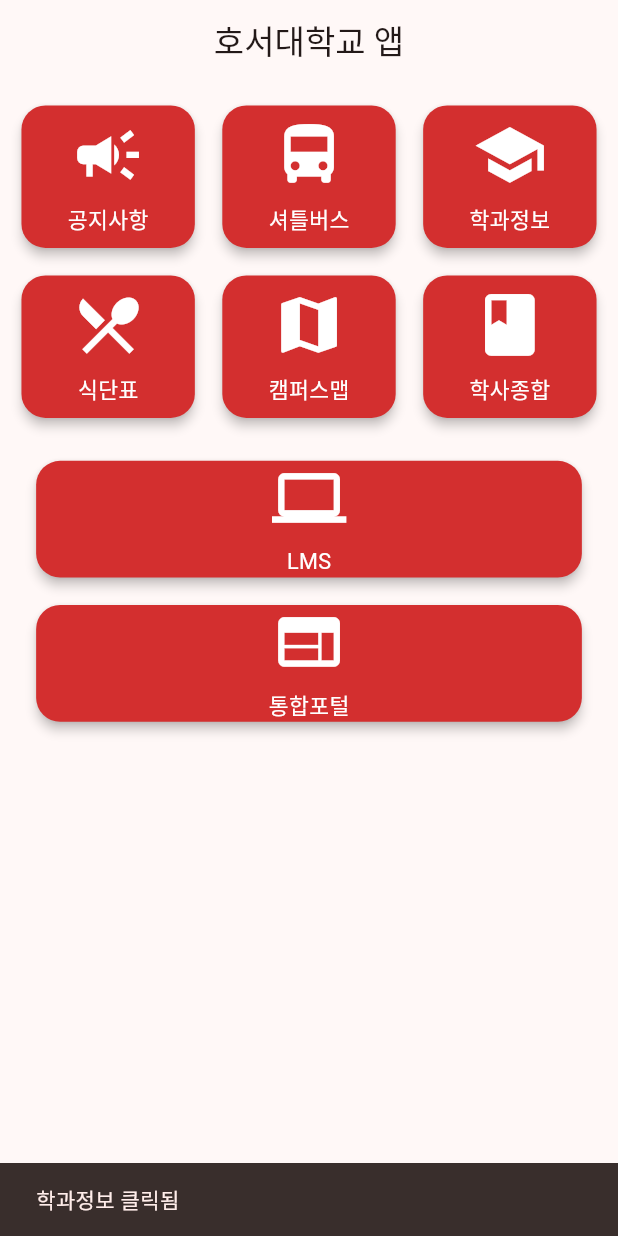
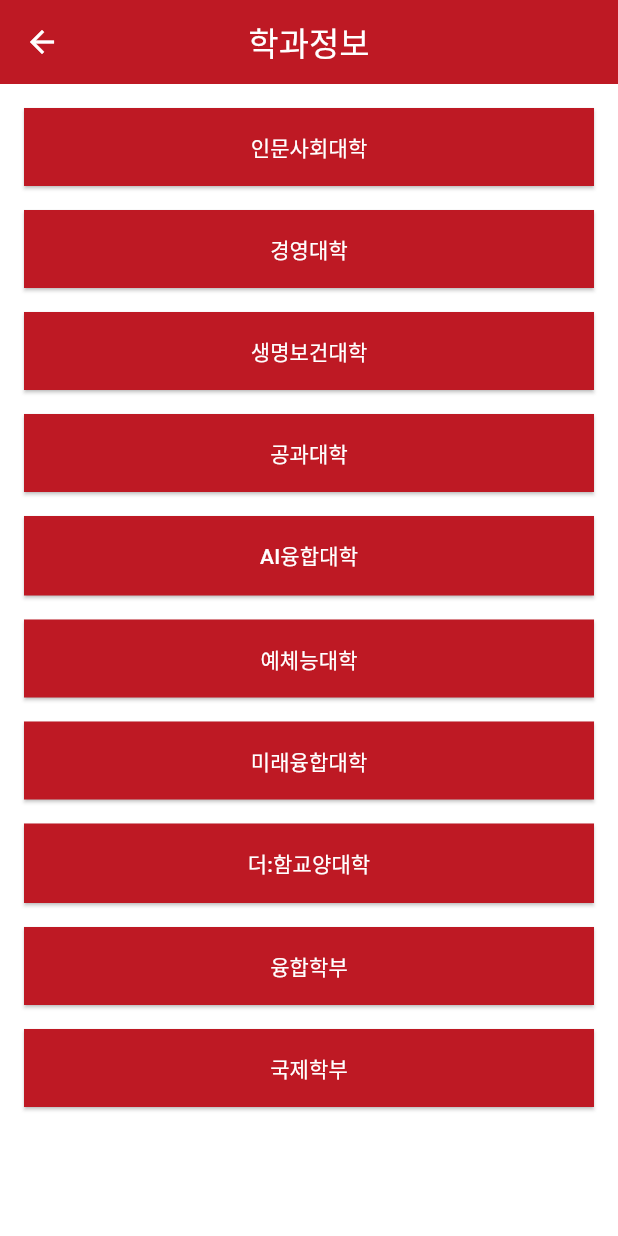
Before and after one commit to Runedia/hoseo_m_client, a Flutter app: the screen it shows after launch, after a tap on "학과정보", on a phone screen of 412 x 824 dp. Run offline on Flutter 3.47's test engine with Material 3 defaults, Android fonts, the phone set to English and light mode, and no system bars.

Commit message:
각자 개발한 스크린 병합

```diff
--- /dev/null
+++ b/lib/department_screen.dart
@@ -0,0 +1,172 @@
+import 'package:flutter/material.dart';
+
+class DepartmentPage extends StatefulWidget {
+  const DepartmentPage({super.key});
+
+  @override
+  State<DepartmentPage> createState() => _DepartmentPageState();
+}
+
+class _DepartmentPageState extends State<DepartmentPage> {
+  final Map<String, List<String>> departments = {
+    '인문사회대학': [
+      '기독교학과', '한국언어문화학과', '영어영문학과', '중국학과', '법경찰행정학과',
+      '사회복지학과', '청소년문화상담학과', '유아교육과', '항공서비스학과', '산업심리학과',
+      '미디어커뮤니케이션학과'
+    ],
+    '경영대학': ['글로벌통상학과', '경영학부', '디지털금융경영학과', '디지털기술경영학과'],
+    '생명보건대학': [
+      '식품공학과', '제약공학과', '화장품과학과', '생명공학과', '화장품생명공학부',
+      '식품영양학과', '물리치료학과', '임상병리학과', '동물보건복지학과'
+    ],
+    '공과대학': [
+      '전기공학과', '시스템제어공학과', '기계공학과', '미래자동차공학과', '화학공학과',
+      '안전공학과', '소방방재학과', '건축학과(5년제)', '건축토목공학부', '환경공학과',
+      '정보통신공학부', '자동차 ICT공학과', '신소재공학과', '전자재료공학과'
+    ],
+    'AI융합대학': [
+      '빅데이터AI학부', '컴퓨터공학부', '게임소프트웨어학과',
+      '지능로봇학과', '전자공학과', '반도체 공학과'
+    ],
+    '예체능대학': [
+      '사회체육학과', '골프산업학과', '디자인스쿨(2025학년도 신입생 기준)',
+      '시각디자인학과', '산업디자인학과', '디지털프로덕트디자인학과',
+      '실내디자인학과', '문화영상학부', '애니메이션학과', '공연예술학부'
+    ],
+    '미래융합대학': [
+      '사회복지상담학과', '스마트경영학과', '산업안전공학과', '기계반도체공학과',
+      '안전공학과(신입 모집중지, 편입모집)', '기계ICT공학과(신입 모집중지, 편입모집)'
+    ],
+    '더:함교양대학': ['창의교양학부', '혁신융합학부'],
+    '융합학부': ['교수소개', '연계전공', '융합트랙', '마이크로디그리', 'DSC 공유대학', '융합전공'],
+    '국제학부': ['학부소개', '학사학위', '전공트랙', '교수소개'],
+  };
+
+  String? expandedCollege;
+  String? selectedDepartment;
+
+  @override
+  Widget build(BuildContext context) {
+    return Scaffold(
+      appBar: AppBar(
+        title: const Text('학과정보', style: TextStyle(color: Colors.white)),
+        backgroundColor: const Color(0xFFBE1924),
+        elevation: 0,
+        centerTitle: true,
+        iconTheme: const IconThemeData(color: Colors.white),
+      ),
+      body: Padding(
+        padding: const EdgeInsets.all(16.0),
+        child: selectedDepartment == null
+            ? _buildCollegeList()
+            : _buildDepartmentDetail(),
+      ),
+    );
+  }
+
+  Widget _buildCollegeList() {
+    return ListView(
+      children: departments.entries.map((entry) {
+        final college = entry.key;
+        final deptList = entry.value;
+
+        return Column(
+          crossAxisAlignment: CrossAxisAlignment.stretch,
+          children: [
+            ElevatedButton(
+              style: ElevatedButton.styleFrom(
+                backgroundColor: const Color(0xFFBE1924),
+                padding: const EdgeInsets.symmetric(vertical: 16),
+                shape: RoundedRectangleBorder(borderRadius: BorderRadius.zero),
+              ),
+              onPressed: () {
+                setState(() {
+                  expandedCollege = expandedCollege == college ? null : college;
+                });
+              },
+              child: Text(college, style: const TextStyle(color: Colors.white)),
+            ),
+            const SizedBox(height: 4),
+            if (expandedCollege == college)
+              ...deptList.map((department) => Container(
+                margin: const EdgeInsets.only(bottom: 8),
+                child: OutlinedButton(
+                  style: OutlinedButton.styleFrom(
+                    side: const BorderSide(color: Color(0xFFBE1924)),
+                    padding: const EdgeInsets.symmetric(vertical: 16),
+                    shape: RoundedRectangleBorder(
+                      borderRadius: BorderRadius.zero,
+                    ),
+                  ),
+                  onPressed: () {
+                    setState(() {
+                      selectedDepartment = department;
+                    });
+                  },
+                  child: Text(department,
+                      style: const TextStyle(color: Colors.black)),
+                ),
+              )),
+            const SizedBox(height: 12),
+          ],
+        );
+      }).toList(),
+    );
+  }
+
+  Widget _buildDepartmentDetail() {
+    return Column(
+      crossAxisAlignment: CrossAxisAlignment.stretch,
+      children: [
+        OutlinedButton(
+          onPressed: () {},
+          style: OutlinedButton.styleFrom(
+            side: const BorderSide(color: Color(0xFFBE1924)),
+            shape: RoundedRectangleBorder(
+              borderRadius: BorderRadius.zero,
+            ),
+          ),
+          child: Text(selectedDepartment ?? '',
+              style: const TextStyle(color: Colors.black)),
+        ),
+        Container(
+          margin: const EdgeInsets.symmetric(vertical: 16),
+          padding: const EdgeInsets.all(32),
+          decoration: BoxDecoration(
+            border: Border.all(color: const Color(0xFFBE1924)),
+          ),
+          child: const Center(child: Text('학과 대표 이미지')),
+        ),
+        _infoBox('위치 | 대표번호'),
+        _infoBox('학과 설명'),
+        _infoBox('기타 이어지는 설명...'),
+        const SizedBox(height: 20),
+        ElevatedButton(
+          onPressed: () {
+            setState(() {
+              selectedDepartment = null;
+            });
+          },
+          style: ElevatedButton.styleFrom(
+            backgroundColor: const Color(0xFFBE1924),
+            shape: RoundedRectangleBorder(
+              borderRadius: BorderRadius.zero,
+            ),
+          ),
+          child: const Text('뒤로가기', style: TextStyle(color: Colors.white)),
+        ),
+      ],
+    );
+  }
+
+  Widget _infoBox(String text) {
+    return Container(
+      margin: const EdgeInsets.only(bottom: 12),
+      padding: const EdgeInsets.all(12),
+      decoration: BoxDecoration(
+        border: Border.all(color: const Color(0xFFBE1924)),
+      ),
+      child: Text(text),
+    );
+  }
+}
--- a/lib/main.dart
+++ b/lib/main.dart
@@ -2,23 +2,41 @@
 import 'notice_screen.dart';
 import 'shuttle_screen.dart';
 import 'shuttle_select_screen.dart';
+import 'settings_screen.dart';
+import 'academic_home_screen.dart';
+import 'department_screen.dart';
+import 'meal_screen.dart'; // ✅ 식단표 연결
+
+import 'app_themes.dart';
 
 void main() {
   runApp(const MyApp());
 }
 
-class MyApp extends StatelessWidget {
+class MyApp extends StatefulWidget {
+  const MyApp({super.key});
 
-  const MyApp({super.key});
+  static _MyAppState? of(BuildContext context) =>
+      context.findAncestorStateOfType<_MyAppState>();
+
+  @override
+  State<MyApp> createState() => _MyAppState();
+}
+
+class _MyAppState extends State<MyApp> {
+  ThemeData _currentTheme = AppThemes.themes['Default']!;
+
+  void updateTheme(String themeName) {
+    setState(() {
+      _currentTheme = AppThemes.themes[themeName] ?? _currentTheme;
+    });
+  }
 
   @override
   Widget build(BuildContext context) {
     return MaterialApp(
       title: '호서대학교 공지앱1',
-      theme: ThemeData(
-        colorScheme: ColorScheme.fromSeed(seedColor: Colors.red),
-        useMaterial3: true,
-      ),
+      theme: _currentTheme,
       home: const HomeScreen(),
       debugShowCheckedModeBanner: false,
     );
@@ -51,8 +69,21 @@
 
     return Scaffold(
       appBar: AppBar(
+        backgroundColor: const Color(0xFFBE1924),
+        foregroundColor: Colors.white,
         title: const Text("호서대학교 앱"),
         centerTitle: true,
+        actions: [
+          IconButton(
+            icon: const Icon(Icons.settings),
+            onPressed: () {
+              Navigator.push(
+                context,
+                MaterialPageRoute(builder: (_) => const SettingsScreen()),
+              );
+            },
+          ),
+        ],
       ),
       body: SingleChildScrollView(
         child: Padding(
@@ -107,6 +138,21 @@
               context,
               MaterialPageRoute(builder: (_) => const ShuttleSelectScreen()),
             );
+          } else if (item.title == "학사종합") {
+            Navigator.push(
+              context,
+              MaterialPageRoute(builder: (_) => AcademicHomePage()),
+            );
+          } else if (item.title == "학과정보") {
+            Navigator.push(
+              context,
+              MaterialPageRoute(builder: (_) => const DepartmentPage()),
+            );
+          } else if (item.title == "식단표") {
+            Navigator.push(
+              context,
+              MaterialPageRoute(builder: (_) => const MealPage()), // ✅ 식단표 연결
+            );
           } else {
             ScaffoldMessenger.of(context).showSnackBar(
               SnackBar(content: Text('${item.title} 클릭됨')),
--- a/lib/new_dart/academic_home_screen.dart
+++ /dev/null
@@ -1,176 +0,0 @@
-import 'package:flutter/material.dart';
-import '../new_dart/settings_screen.dart'; // 설정 화면 파일 import
-import '../new_dart/app_themes.dart'; // 테마 정의한 파일 import
-
-// 학사종합 화면을 위한 StatelessWidget 클래스 정의
-class AcademicHomePage extends StatelessWidget {
-  const AcademicHomePage({super.key});
-
-  // 버튼에 들어갈 카테고리 목록. 학사 관련 기능들을 나열함
-  final List<String> categories = const [
-    '학사일정',
-    '교육과정',
-    '수업',
-    '학적',
-    '취업지원',
-    '국제교류',
-    '증명서 발급',
-    '기타',
-  ];
-
-  @override
-  Widget build(BuildContext context) {
-    final theme = Theme.of(context); // 현재 앱의 테마 정보 가져옴
-    final isDark = theme.brightness == Brightness.dark; // 다크모드 여부 판단
-
-    return Scaffold(
-      body: Column(
-        children: [
-          // 화면 상단 제목 영역
-          Container(
-            width: double.infinity, // 가로 전체 너비
-            padding: const EdgeInsets.symmetric(vertical: 24, horizontal: 16), // 위아래, 좌우 여백
-            alignment: Alignment.centerLeft, // 왼쪽 정렬
-            child: const Text(
-              '학사종합', // 제목 텍스트
-              style: TextStyle(
-                fontSize: 28, // 큰 글씨
-                color: Colors.black, // 텍스트 색
-                fontWeight: FontWeight.bold, // 굵게
-              ),
-            ),
-          ),
-
-          // 중앙 버튼들 (Wrap 사용해서 자동 줄바꿈되는 레이아웃)
-          Expanded(
-            child: SingleChildScrollView( // 콘텐츠가 화면보다 크면 스크롤 가능하게 함
-              child: Column(
-                children: [
-                  const SizedBox(height: 40), // 상단 여백
-                  Center(
-                    child: SizedBox(
-                      width: 360, // 버튼 전체 영역의 최대 너비 설정
-                      child: Wrap(
-                        spacing: 20, // 버튼 사이 좌우 간격
-                        runSpacing: 20, // 버튼 사이 위아래 간격
-                        alignment: WrapAlignment.center, // 가운데 정렬
-                        children: categories.map((title) {
-                          return SizedBox(
-                            width: 150, // 버튼 가로 크기
-                            height: 80, // 버튼 세로 크기
-                            child: ElevatedButton(
-                              onPressed: () {
-                                // 눌렀을 때 동작은 현재 없음. 나중에 추가 예정
-                              },
-                              style: ElevatedButton.styleFrom(
-                                backgroundColor: isDark
-                                    ? Colors.white // 다크모드일 때 배경 흰색
-                                    : const Color.fromARGB(255, 190, 25, 36), // 밝은 모드일 땐 호서대 레드
-                                foregroundColor: isDark
-                                    ? Colors.black // 글자색
-                                    : Colors.white,
-                                shape: RoundedRectangleBorder(
-                                  borderRadius: BorderRadius.circular(12), // 버튼 테두리 둥글게
-                                ),
-                              ),
-                              child: Text(
-                                title, // 버튼 텍스트 (카테고리 이름)
-                                style: const TextStyle(fontSize: 16),
-                                textAlign: TextAlign.center, // 가운데 정렬
-                              ),
-                            ),
-                          );
-                        }).toList(), // 리스트를 위젯 목록으로 변환
-                      ),
-                    ),
-                  ),
-                  const SizedBox(height: 40), // 하단 여백
-                ],
-              ),
-            ),
-          ),
-
-          // 하단 네비게이션 버튼들 (이전 / 홈 / 다음 / 설정)
-          Padding(
-            padding: const EdgeInsets.only(bottom: 20.0), // 하단 여백
-            child: Row(
-              mainAxisAlignment: MainAxisAlignment.spaceEvenly, // 버튼들을 가로로 균등하게 배치
-              children: [
-                _buildNavButton(
-                  context,
-                  icon: Icons.arrow_back, // 아이콘: 이전
-                  label: '이전',
-                  onTap: () {
-                    // 추후 이전 기능 추가 가능
-                  },
-                ),
-                _buildNavButton(
-                  context,
-                  icon: Icons.home, // 아이콘: 홈
-                  label: '홈',
-                  onTap: () {
-                    // 홈 화면 이동 기능 넣을 수 있음 (현재 비워둠)
-                  },
-                ),
-                _buildNavButton(
-                  context,
-                  icon: Icons.arrow_forward, // 아이콘: 다음
-                  label: '다음',
-                  onTap: () {
-                    // 추후 다음 기능 추가 가능
-                  },
-                ),
-                _buildNavButton(
-                  context,
-                  icon: Icons.settings, // 아이콘: 설정
-                  label: '설정',
-                  onTap: () {
-                    // 설정 화면으로 이동
-                    Navigator.push(
-                      context,
-                      MaterialPageRoute(builder: (_) => const SettingsScreen()),
-                    );
-                  },
-                ),
-              ],
-            ),
-          ),
-        ],
-      ),
-    );
-  }
-
-  // 하단 버튼 하나하나를 만드는 함수
-  Widget _buildNavButton(
-      BuildContext context, {
-        required IconData icon, // 아이콘
-        required String label, // 아래 텍스트
-        required VoidCallback onTap, // 눌렀을 때 실행할 함수
-      }) {
-    final theme = Theme.of(context);
-    final isDark = theme.brightness == Brightness.dark; // 다크모드 여부
-
-    return Column(
-      mainAxisSize: MainAxisSize.min, // 버튼 크기를 내용물에 맞춤
-      children: [
-        ElevatedButton(
-          onPressed: onTap, // 눌렀을 때 동작
-          style: ElevatedButton.styleFrom(
-            backgroundColor: isDark ? Colors.white : Colors.black, // 배경색 다르게
-            foregroundColor: isDark ? Colors.black : Colors.white, // 아이콘 색
-            shape: RoundedRectangleBorder(
-              borderRadius: BorderRadius.circular(12), // 둥근 버튼
-            ),
-            minimumSize: const Size(48, 48), // 최소 크기
-          ),
-          child: Icon(icon, size: 20), // 아이콘 위젯
-        ),
-        const SizedBox(height: 4), // 아이콘과 텍스트 사이 간격
-        Text(
-          label,
-          style: const TextStyle(fontSize: 12), // 텍스트 크기
-        ),
-      ],
-    );
-  }
-}
--- a/lib/notice_screen.dart
+++ b/lib/notice_screen.dart
@@ -6,7 +6,6 @@
   @override
   State<NoticeScreen> createState() => _NoticeScreenState();
 }
-
 
 class _NoticeScreenState extends State<NoticeScreen> {
   final List<Map<String, String>> notices = [
@@ -20,7 +19,7 @@
       'title': '학사일정 변경 안내',
       'author': '학사팀',
       'date': '2025-05-23',
-      'content': '내용 내용 내용 '
+      'content': '내용 내용 내용'
     },
     {
       'title': 'LMS 서버 점검',
@@ -37,13 +36,18 @@
   @override
   Widget build(BuildContext context) {
     final filteredNotices = notices.where((notice) {
-      final matchesCategory = selectedCategory == '전체공지' || notice['author']!.contains(selectedCategory.replaceAll('공지', ''));
-      final matchesSearch = notice['title']!.contains(searchQuery);
+      final matchesCategory = selectedCategory == '전체공지' ||
+          notice['author']!.contains(selectedCategory.replaceAll('공지', ''));
+      final matchesSearch = notice['title']!
+          .toLowerCase()
+          .contains(searchQuery.toLowerCase()); // ✅ 대소문자 무시 검색
       return matchesCategory && matchesSearch;
     }).toList();
 
     return Scaffold(
       appBar: AppBar(
+        backgroundColor: const Color(0xFFBE1924),
+        foregroundColor: Colors.white,
         title: const Text('공지사항'),
         centerTitle: true,
       ),
--- a/lib/new_dart/settings_screen.dart
+++ b/lib/settings_screen.dart
@@ -1,5 +1,5 @@
 import 'package:flutter/material.dart';
-import '../main.dart'; // 테마 적용 위해 MyApp 참조
+import 'main.dart'; // 테마 적용 위해 MyApp 참조
 import 'academic_home_screen.dart'; // 홈 화면으로 돌아가기 위한 import
 import 'app_themes.dart'; // 테마 정의한 Map 가져옴
 
--- a/lib/shuttle_screen.dart
+++ b/lib/shuttle_screen.dart
@@ -37,6 +37,8 @@
 
     return Scaffold(
       appBar: AppBar(
+        backgroundColor: const Color(0xFFBE1924), // ✅ 호서대 레드
+        foregroundColor: Colors.white,
         title: const Text('셔틀버스'),
         centerTitle: true,
       ),
--- a/lib/shuttle_select_screen.dart
+++ b/lib/shuttle_select_screen.dart
@@ -42,6 +42,8 @@
   Widget build(BuildContext context) {
     return Scaffold(
       appBar: AppBar(
+        backgroundColor: const Color(0xFFBE1924), // ✅ 호서대 레드
+        foregroundColor: Colors.white,
         title: const Text('셔틀 노선 및 날짜 선택'),
         centerTitle: true,
       ),
```
Also changed, not shown: lib/academic_home_screen.dart (added, +132 -0 lines), lib/meal_screen.dart (added, +191 -0 lines), lib/app_themes.dart (renamed from lib/new_dart/app_themes.dart).
